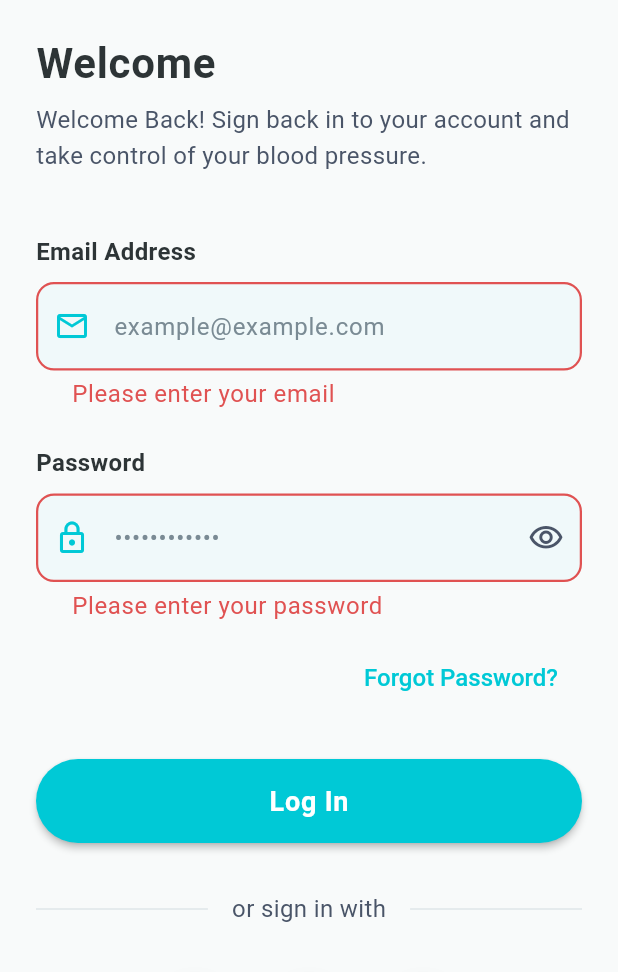
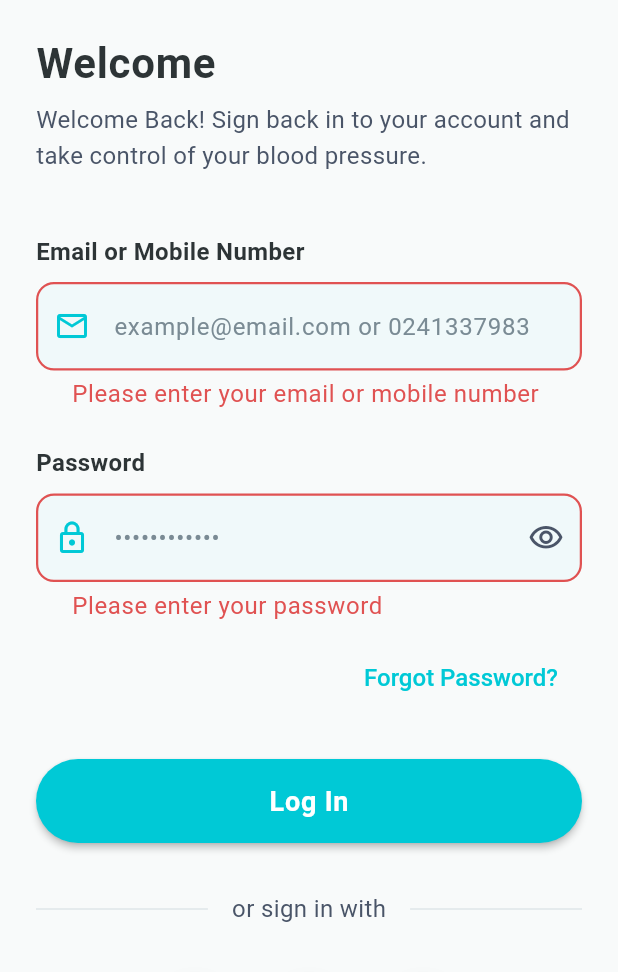
Before and after one commit to Quirkydude/MaHyp, a Flutter app: the LoginPage screen opened by its route, after a tap on "Log In", on a phone screen of 412 x 824 dp, the part 264-1236 px from its top. Run offline on Flutter 3.47's test engine with Material 3 defaults, Android fonts, the phone set to English and light mode, and no system bars; our stand-ins replace cloud_firestore, connectivity_plus, dio, equatable, firebase_analytics, firebase_auth and 18 more; missing offline and left inert: flutter_facebook_auth; accounts and stored records are empty.

Commit message:
fix: login validation and time picker visibility

```diff
--- a/lib/core/utils/email_validator.dart
+++ b/lib/core/utils/email_validator.dart
@@ -4,13 +4,21 @@ class EmailValidator {
     r'^[\w\.\+\-]+@([\w\-]+\.)+[\w\-]{2,}$',
   );
 
+  static final RegExp _phoneRegex = RegExp(
+    r'^\+?[0-9]{7,15}$',
+  );
+
   static String? validate(String? value) {
-    final email = value?.trim() ?? '';
-    if (email.isEmpty) {
-      return 'Please enter your email';
+    final input = value?.trim() ?? '';
+    if (input.isEmpty) {
+      return 'Please enter your email or mobile number';
     }
-    if (!_emailRegex.hasMatch(email)) {
-      return 'Please enter a valid email';
+
+    final isEmail = _emailRegex.hasMatch(input);
+    final isPhone = _phoneRegex.hasMatch(input);
+
+    if (!isEmail && !isPhone) {
+      return 'Please enter a valid email or mobile number';
     }
     return null;
   }
--- a/lib/features/auth/presentation/pages/login_page.dart
+++ b/lib/features/auth/presentation/pages/login_page.dart
@@ -229,8 +229,8 @@ class _LoginPageState extends ConsumerState<LoginPage> {
                 const SizedBox(height: AppDimensions.spacing40),
 
                 CustomTextField(
-                  label: 'Email Address',
-                  hint: 'example@example.com',
+                  label: 'Email or Mobile Number',
+                  hint: 'example@email.com or 0241337983',
                   controller: _emailController,
                   keyboardType: TextInputType.emailAddress,
                   validator: _validateEmail,
--- a/lib/features/medication/presentation/pages/add_medication_page.dart
+++ b/lib/features/medication/presentation/pages/add_medication_page.dart
@@ -475,11 +475,14 @@ class _AddMedicationPageState extends ConsumerState<AddMedicationPage>
                   Icons.keyboard_arrow_down,
                   color: AppColors.primaryTurquoise,
                 ),
-                style: AppTextStyles.input,
+                style: AppTextStyles.input.copyWith(color: AppColors.textPrimary),
                 items: TimeOfDay.values.map((time) {
                   return DropdownMenuItem(
                     value: time,
-                    child: Text(_getTimeOfDayLabel(time)),
+                    child: Text(
+                      _getTimeOfDayLabel(time),
+                      style: AppTextStyles.input.copyWith(color: AppColors.textPrimary),
+                    ),
                   );
                 }).toList(),
                 onChanged: (value) {
```
